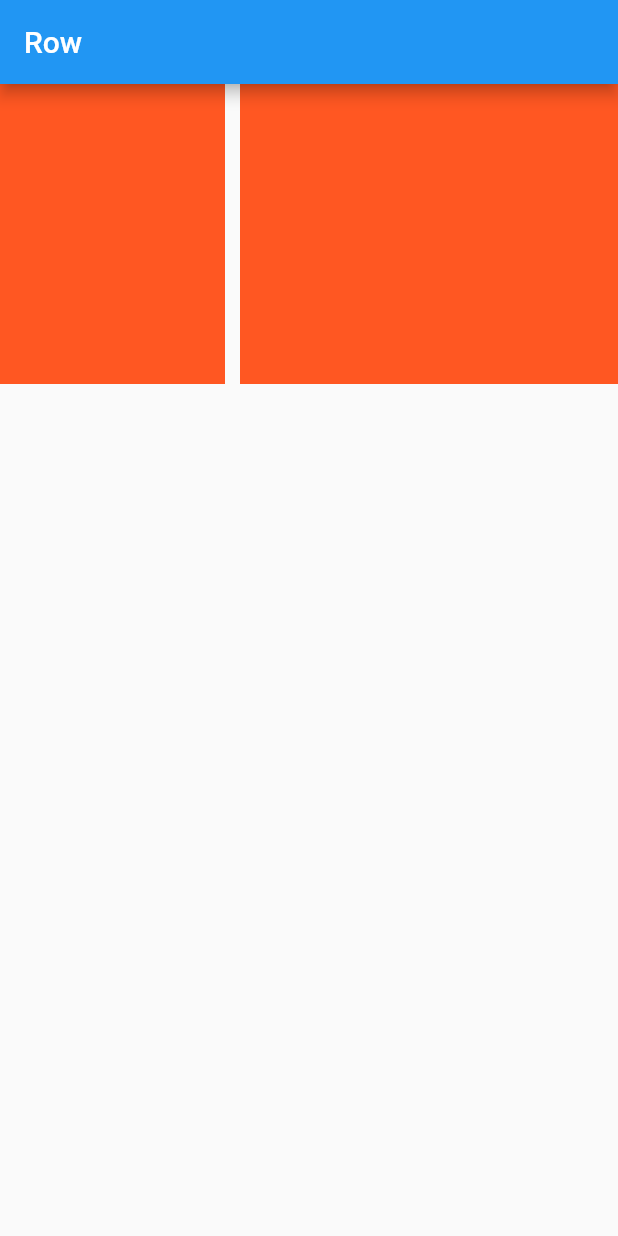
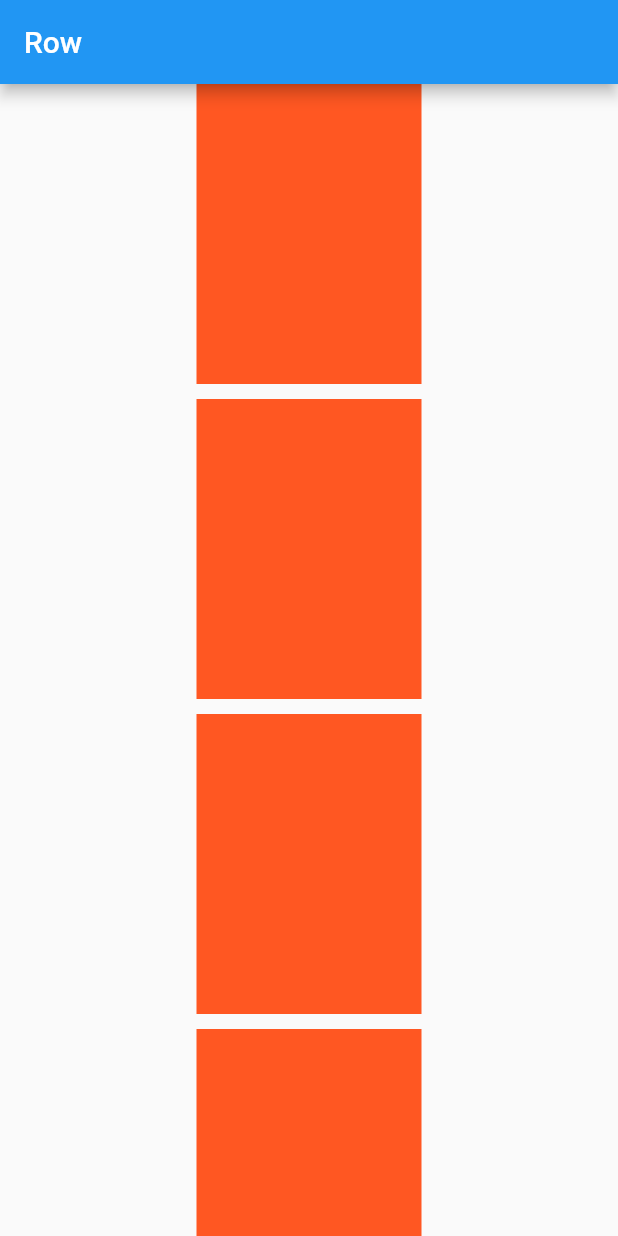
Before and after one commit to Haider3966/LearnFlutter, a Flutter app: the screen it shows after launch, on a phone screen of 412 x 824 dp. Run offline on Flutter 3.47's test engine with Material 2 defaults, Android fonts, the phone set to English and light mode, and no system bars.

Commit message:
listview widget

```diff
--- a/lib/main.dart
+++ b/lib/main.dart
@@ -11,9 +11,9 @@ class MyApp extends StatelessWidget {
         appBar: AppBar(
           title: Text("Row"),
         ),
-        body: SingleChildScrollView(
-          scrollDirection: Axis.horizontal,
-          child: Row(
+        body:ListView(
+          children: [
+            Column(
               children: <Widget>[
                 Container(
                   height: 200,
@@ -21,7 +21,7 @@ class MyApp extends StatelessWidget {
                   color: Colors.deepOrange,
                 ),
                 SizedBox(
-                width: 10,
+                  height: 10,
                 ),
                 Container(
                   height: 200,
@@ -46,6 +46,7 @@ class MyApp extends StatelessWidget {
                 ),
               ],
             ),
+          ],
         ),
       ),
     );
```
Lines whose indentation alone changed are shown as unchanged.
